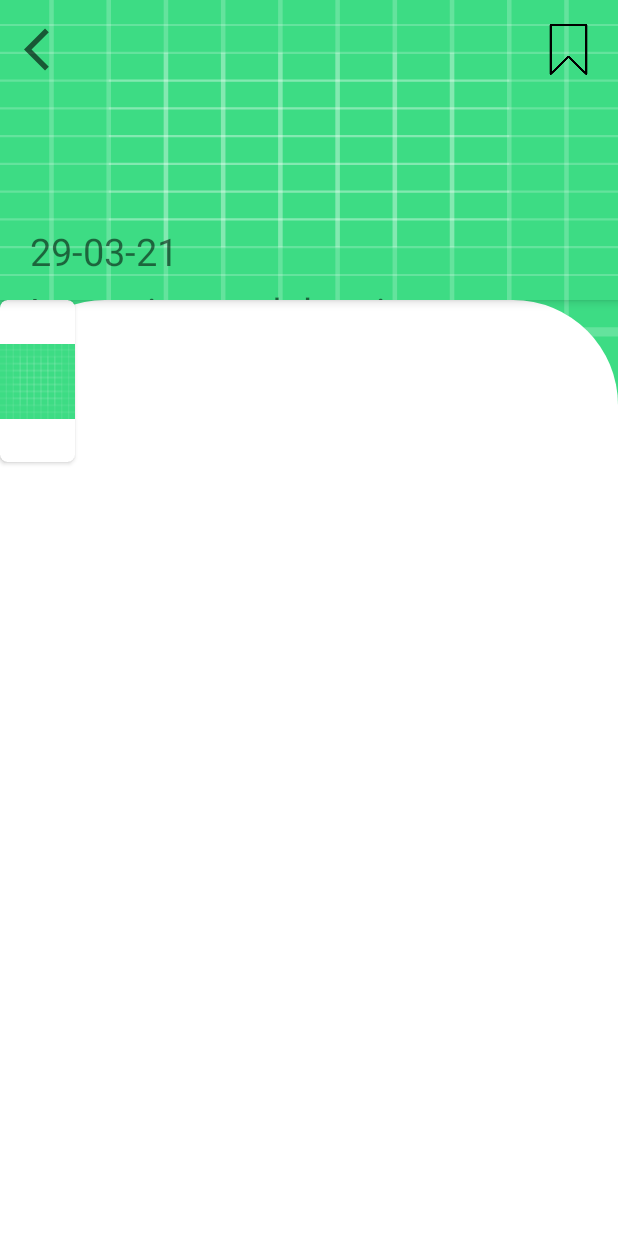
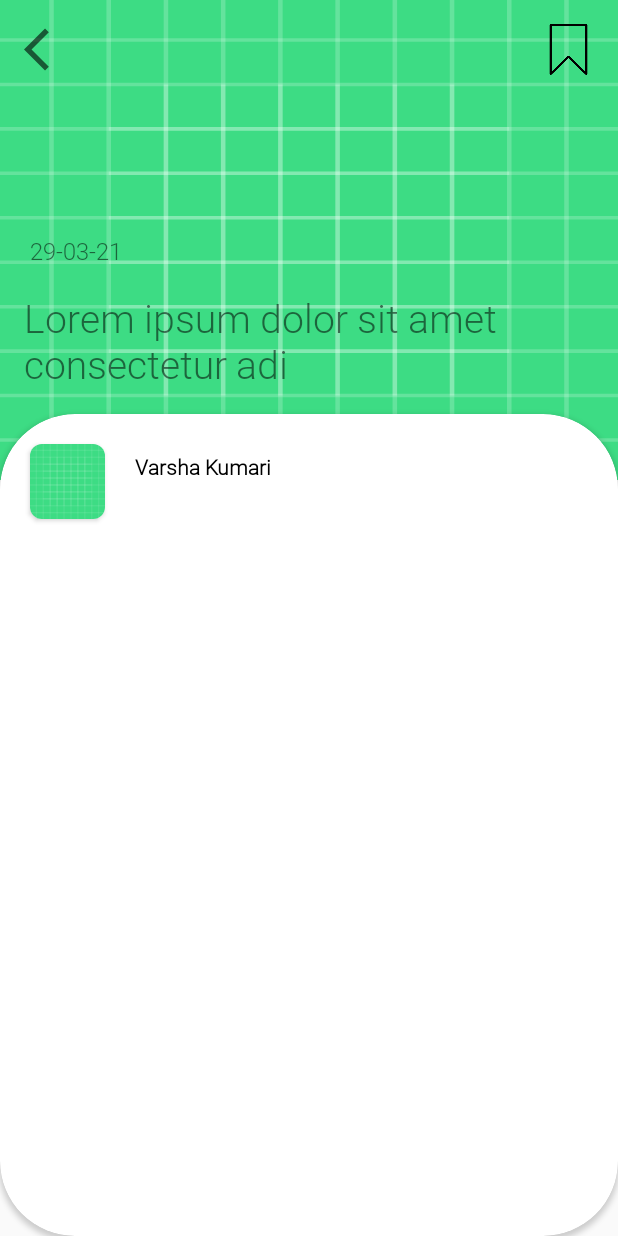
Before and after one commit to Ishw-ar/GreedyGameAssignment, an Android app: the layout activity_news_details.xml on its own in the app's theme, with its tools: preview values and no code run, on a phone screen of 412 x 824 dp. Run offline under Robolectric (Android 15) with nearby library versions, the phone set to English and light mode, and no system bars; network calls fail.

```diff
--- /dev/null
+++ b/GrredyGame/app/src/main/res/drawable/ic_baseline_search_24.xml
@@ -0,0 +1,5 @@
+<vector android:height="24dp" android:tint="#545454"
+    android:viewportHeight="24" android:viewportWidth="24"
+    android:width="24dp" xmlns:android="http://schemas.android.com/apk/res/android">
+    <path android:fillColor="@android:color/white" android:pathData="M15.5,14h-0.79l-0.28,-0.27C15.41,12.59 16,11.11 16,9.5 16,5.91 13.09,3 9.5,3S3,5.91 3,9.5 5.91,16 9.5,16c1.61,0 3.09,-0.59 4.23,-1.57l0.27,0.28v0.79l5,4.99L20.49,19l-4.99,-5zM9.5,14C7.01,14 5,11.99 5,9.5S7.01,5 9.5,5 14,7.01 14,9.5 11.99,14 9.5,14z"/>
+</vector>
--- a/GrredyGame/app/src/main/res/layout/activity_news_details.xml
+++ b/GrredyGame/app/src/main/res/layout/activity_news_details.xml
@@ -1,93 +1,86 @@
 <?xml version="1.0" encoding="utf-8"?>
-<androidx.coordinatorlayout.widget.CoordinatorLayout xmlns:android="http://schemas.android.com/apk/res/android"
+<RelativeLayout xmlns:android="http://schemas.android.com/apk/res/android"
     xmlns:app="http://schemas.android.com/apk/res-auto"
     xmlns:tools="http://schemas.android.com/tools"
-    android:background="@drawable/ic_launcher_background"
     android:layout_width="match_parent"
+    android:orientation="vertical"
 
     android:layout_height="match_parent"
     tools:context=".views.NewsDetailsActivity">
-<com.google.android.material.appbar.AppBarLayout
-    android:id="@+id/appBar"
+    <ImageView
+        android:id="@+id/image_news"
         android:layout_width="match_parent"
-    android:layout_height="200dp"
-    android:fitsSystemWindows="true">
+        android:layout_height="320dp"
 
-<com.google.android.material.appbar.CollapsingToolbarLayout
-    android:fitsSystemWindows="true"
-    app:contentScrim="?attr/colorAccent"
-    app:layout_scrollFlags="scroll|snap|exitUntilCollapsed"
-    android:layout_width="match_parent"
-    android:layout_height="match_parent"
-    app:title="29-03-21">
-
-
-
-
-        <ImageView
-            android:layout_width="match_parent"
+        android:scaleType="fitXY"
         android:src="@drawable/ic_launcher_background"
-            android:scaleType="fitXY"
-            android:layout_height="200dp"/>
-
-   <androidx.appcompat.widget.Toolbar
-       android:layout_width="match_parent"
-       android:layout_height="wrap_content"
-       app:layout_collapseMode="pin"/>
+        app:layout_constraintLeft_toLeftOf="parent"
+        app:layout_constraintRight_toRightOf="parent"/>
     <ImageView
         android:id="@+id/btn_save"
         android:layout_width="34dp"
         android:layout_height="34dp"
-        android:layout_gravity="end"
+        android:layout_alignParentEnd="true"
         android:layout_margin="16dp"
-        android:src="@drawable/ribbon"
-        />
+        android:src="@drawable/ribbon"/>
+
     <ImageView
         android:id="@+id/btn_back"
         android:layout_width="34dp"
         android:layout_height="34dp"
-        android:layout_gravity="start"
         android:layout_margin="16dp"
-        android:src="@drawable/arrow_back"
-        />
+        android:src="@drawable/arrow_back"/>
 <TextView
-        android:layout_width="match_parent"
-        android:layout_marginTop="150dp"
-        android:layout_marginStart="20dp"
-        android:textSize="25dp"
+    android:id="@+id/show_date"
+    android:layout_width="wrap_content"
+    android:fontFamily="@font/roboto_light"
     android:text="29-03-21"
+    android:textSize="16sp"
+    android:layout_below="@+id/btn_back"
+    android:layout_marginTop="90dp"
+    android:layout_marginLeft="20dp"
     android:layout_height="wrap_content"/>
     <TextView
-       android:layout_width="match_parent"
-       android:layout_marginTop="190dp"
-       android:layout_marginStart="20dp"
-       android:textSize="25dp"
+        android:id="@+id/show_text"
+        android:layout_width="wrap_content"
+        android:fontFamily="@font/roboto_light"
         android:text="Lorem ipsum dolor sit amet consectetur adi"
+        android:layout_below="@+id/show_date"
+        android:layout_margin="16dp"
+        android:layout_marginLeft="20dp"
+        android:textSize="26sp"
         android:layout_height="wrap_content"/>
 
-
-</com.google.android.material.appbar.CollapsingToolbarLayout>
-
-</com.google.android.material.appbar.AppBarLayout>
-    <androidx.core.widget.NestedScrollView
+<androidx.cardview.widget.CardView
     android:layout_width="match_parent"
-        app:layout_behavior="com.google.android.material.appbar.AppBarLayout$ScrollingViewBehavior"
-        android:layout_height="match_parent"
-        android:background="@drawable/layout_bg">
+    app:cardCornerRadius="50dp"
+    android:layout_below="@+id/show_text"
+    android:layout_height="match_parent">
     <androidx.cardview.widget.CardView
         android:id="@+id/card_view"
         android:layout_width="50dp"
+        android:layout_marginTop="20dp"
+        android:layout_marginLeft="20dp"
         android:layout_height="50dp"
-            app:cardCornerRadius="5dp"
-            tools:layout_editor_absoluteX="16dp"
-            tools:layout_editor_absoluteY="43dp"
-            tools:ignore="MissingConstraints">
+        app:cardCornerRadius="8dp"
+        >
         <ImageView
+            android:id="@+id/save_news_image"
             android:layout_width="wrap_content"
+            android:scaleType="fitXY"
             android:src="@drawable/ic_launcher_background"
             android:layout_height="wrap_content"/>
     </androidx.cardview.widget.CardView>
-    </androidx.core.widget.NestedScrollView>
+    <TextView
+        android:id="@+id/tvName"
+        android:layout_width="wrap_content"
+        android:text="Varsha Kumari"
+        android:textStyle="bold"
+        android:textColor="@color/black"
+        android:fontFamily="@font/roboto_light"
+        android:layout_marginLeft="90dp"
+        android:layout_marginTop="25dp"
+        android:layout_height="wrap_content"/>
+</androidx.cardview.widget.CardView>
 
-
-</androidx.coordinatorlayout.widget.CoordinatorLayout>
+    </RelativeLayout>
```
Also changed, not shown: GrredyGame/app/src/main/res/drawable/edit_text_bg.xml (added, +9 -0 lines), GrredyGame/app/src/main/res/layout/activity_main.xml (+38 -6 lines), GrredyGame/app/src/main/res/drawable/logo.jpg (added). Lines whose indentation alone changed are shown as unchanged.
